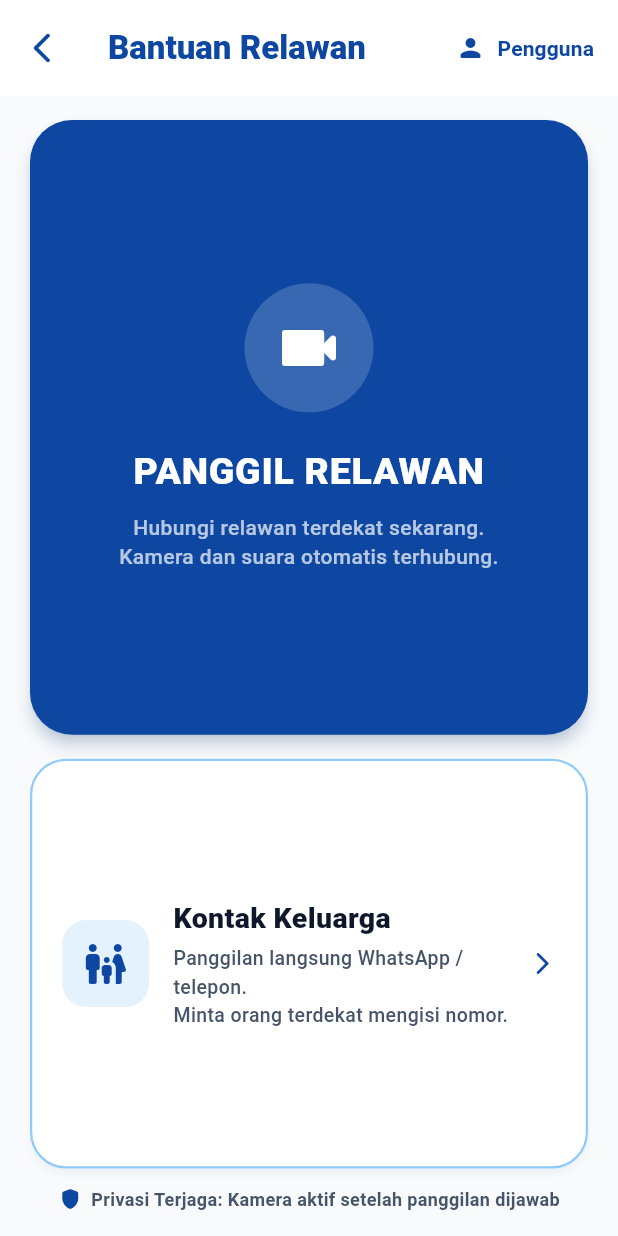
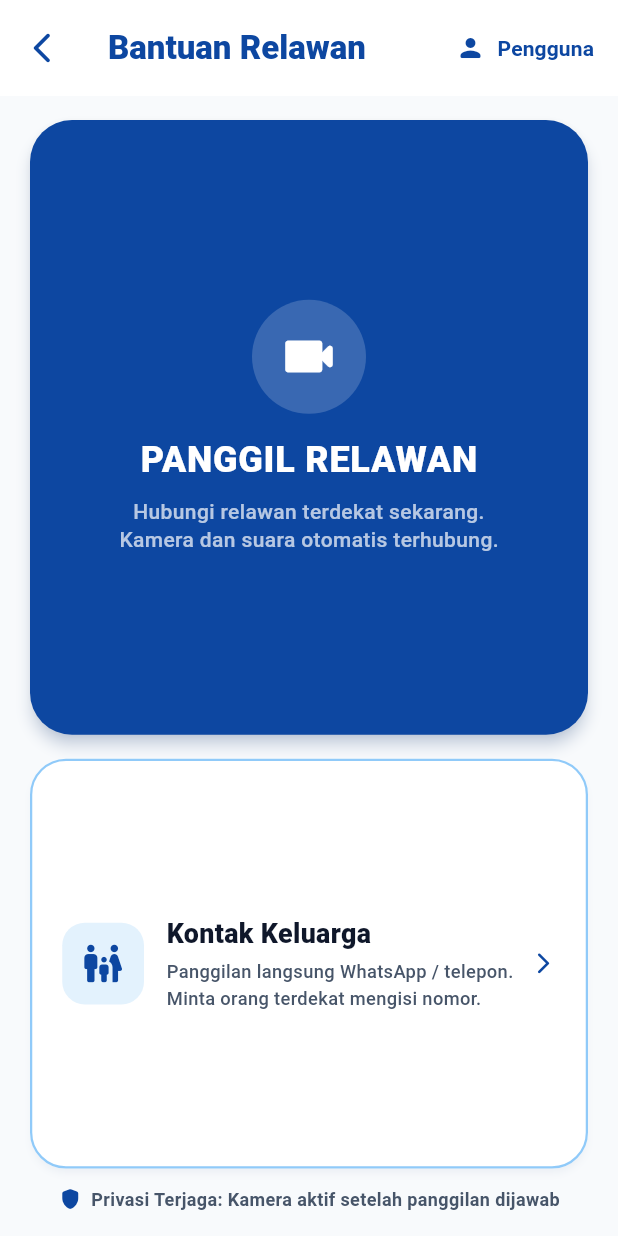
Before and after one commit to MuqtasidRoziq/netravisionapps, a Flutter app: the VisualHelpHomeView screen opened by its route, on a phone screen of 412 x 824 dp. Run offline on Flutter 3.47's test engine with Material 3 defaults, Android fonts, the phone set to English and light mode, and no system bars; our stand-ins replace flutter_compass, flutter_tts, geolocator, get, google_maps_flutter, shared_preferences and 2 more; missing offline and left inert: livekit_client, ultralytics_yolo; accounts and stored records are empty; network calls fail.

Commit message:
fix(ui): eliminate RenderFlex overflow hazard lines using FittedBox and responsive layout constraints

```diff
--- a/lib/app/modules/home/views/home_view.dart
+++ b/lib/app/modules/home/views/home_view.dart
@@ -405,12 +405,16 @@ class HomeView extends GetView<HomeController> {
                           children: [
                             Icon(Icons.touch_app_rounded, color: AppColors.primaryBlue, size: 16),
                             SizedBox(width: 4),
-                            Text(
+                            Expanded(
+                              child: Text(
                                 'Ketuk sekali lagi untuk masuk',
+                                maxLines: 1,
+                                overflow: TextOverflow.ellipsis,
                                 style: TextStyle(
                                   color: AppColors.primaryBlue,
                                   fontSize: 13,
                                   fontWeight: FontWeight.w800,
+                                ),
                               ),
                             ),
                           ],
@@ -524,12 +528,16 @@ class HomeView extends GetView<HomeController> {
                           children: [
                             Icon(Icons.touch_app_rounded, color: Colors.white, size: 16),
                             SizedBox(width: 4),
-                            Text(
+                            Expanded(
+                              child: Text(
                                 'Ketuk sekali lagi untuk memanggil',
+                                maxLines: 1,
+                                overflow: TextOverflow.ellipsis,
                                 style: TextStyle(
                                   color: Colors.white,
                                   fontSize: 13,
                                   fontWeight: FontWeight.w800,
+                                ),
                               ),
                             ),
                           ],
--- a/lib/app/modules/visual_help/views/visual_help_home_view.dart
+++ b/lib/app/modules/visual_help/views/visual_help_home_view.dart
@@ -96,7 +96,7 @@ class VisualHelpHomeView extends GetView<VisualHelpController> {
                       onTap: () => controller.handleVolunteerButtonTap(),
                       child: Container(
                         width: double.infinity,
-                        padding: const EdgeInsets.all(24),
+                        padding: const EdgeInsets.symmetric(horizontal: 20, vertical: 16),
                         decoration: BoxDecoration(
                           borderRadius: BorderRadius.circular(28),
                           border: Border.all(
@@ -104,12 +104,16 @@ class VisualHelpHomeView extends GetView<VisualHelpController> {
                             width: isSelected ? 3.5 : 0,
                           ),
                         ),
+                        child: FittedBox(
+                          fit: BoxFit.scaleDown,
+                          alignment: Alignment.center,
                           child: Column(
+                            mainAxisSize: MainAxisSize.min,
                             mainAxisAlignment: MainAxisAlignment.center,
                             children: [
                               Container(
-                              width: 86,
-                              height: 86,
+                                width: 76,
+                                height: 76,
                                 decoration: BoxDecoration(
                                   color: Colors.white.withValues(alpha: 0.18),
                                   shape: BoxShape.circle,
@@ -117,21 +121,21 @@ class VisualHelpHomeView extends GetView<VisualHelpController> {
                                 child: const Icon(
                                   Icons.videocam_rounded,
                                   color: Colors.white,
-                                size: 48,
+                                  size: 42,
                                 ),
                               ),
-                            const SizedBox(height: 22),
+                              const SizedBox(height: 14),
                               const Text(
                                 'PANGGIL RELAWAN',
                                 textAlign: TextAlign.center,
                                 style: TextStyle(
                                   color: Colors.white,
-                                fontSize: 25,
+                                  fontSize: 24,
                                   fontWeight: FontWeight.w900,
                                   letterSpacing: 0.5,
                                 ),
                               ),
-                            const SizedBox(height: 10),
+                              const SizedBox(height: 8),
                               const Text(
                                 'Hubungi relawan terdekat sekarang.\nKamera dan suara otomatis terhubung.',
                                 textAlign: TextAlign.center,
@@ -143,7 +147,7 @@ class VisualHelpHomeView extends GetView<VisualHelpController> {
                                 ),
                               ),
                               if (isSelected) ...[
-                              const SizedBox(height: 14),
+                                const SizedBox(height: 12),
                                 Container(
                                   padding: const EdgeInsets.symmetric(horizontal: 14, vertical: 8),
                                   decoration: BoxDecoration(
@@ -168,6 +172,7 @@ class VisualHelpHomeView extends GetView<VisualHelpController> {
                                 ),
                               ],
                             ],
+                          ),
                         ),
                       ),
                     ),
@@ -206,6 +211,9 @@ class VisualHelpHomeView extends GetView<VisualHelpController> {
                             width: isSelected ? 2.5 : 1.5,
                           ),
                         ),
+                        child: FittedBox(
+                          fit: BoxFit.scaleDown,
+                          alignment: Alignment.centerLeft,
                           child: Row(
                             children: [
                               Container(
@@ -222,8 +230,7 @@ class VisualHelpHomeView extends GetView<VisualHelpController> {
                                 ),
                               ),
                               const SizedBox(width: 16),
-                            Expanded(
-                              child: Column(
+                              Column(
                                 mainAxisAlignment: MainAxisAlignment.center,
                                 crossAxisAlignment: CrossAxisAlignment.start,
                                 children: [
@@ -248,13 +255,14 @@ class VisualHelpHomeView extends GetView<VisualHelpController> {
                                   ),
                                 ],
                               ),
-                            ),
+                              const SizedBox(width: 12),
                               Icon(
                                 isSelected ? Icons.check_circle_rounded : Icons.arrow_forward_ios_rounded,
                                 color: AppColors.primaryBlue,
                                 size: 18,
                               ),
                             ],
+                          ),
                         ),
                       ),
                     ),
```
Lines whose indentation alone changed are shown as unchanged.
